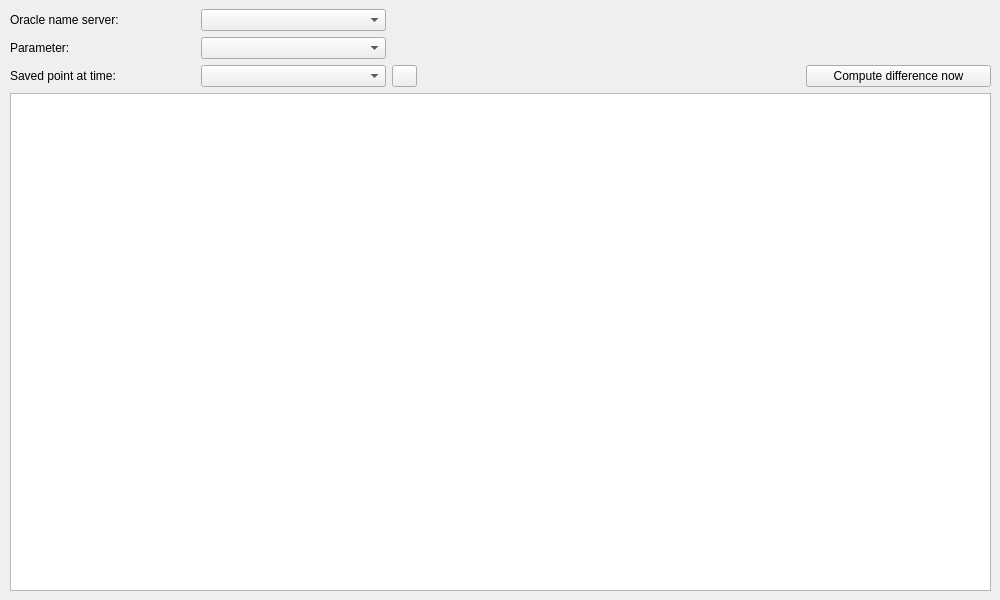
Old version of the form source/qtdesigner/oracle_top_sessions_ui.ui in the repository MValaguz/MGrep.
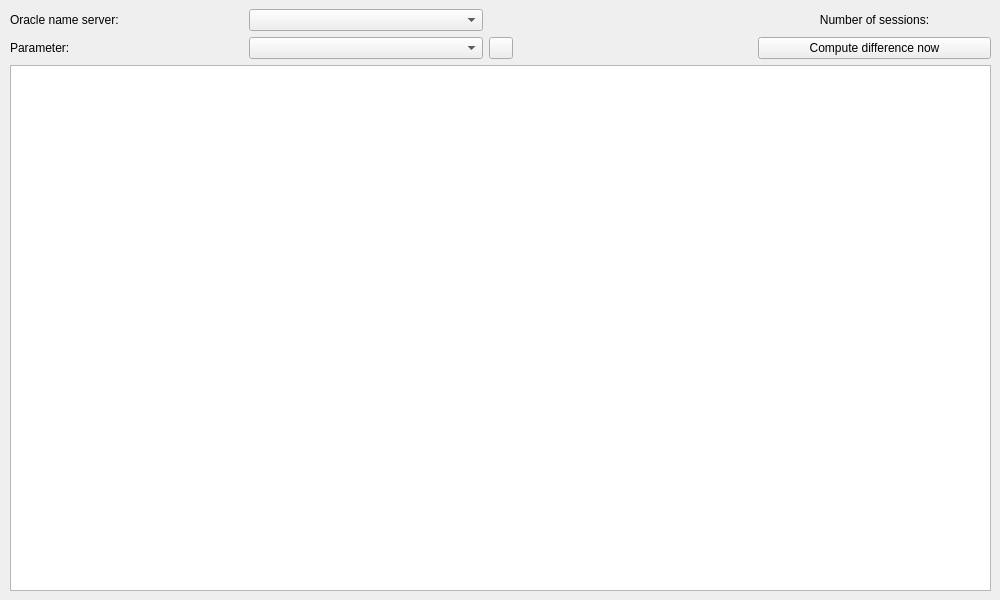
New version of the form. Icons and pictures are not drawn.

```diff
--- a/source/qtdesigner/oracle_top_sessions_ui.ui
+++ b/source/qtdesigner/oracle_top_sessions_ui.ui
@@ -28,6 +28,9 @@
     <property name="leftMargin">
      <number>10</number>
     </property>
+    <item row="4" column="1">
+     <widget class="QComboBox" name="e_server_name"/>
+    </item>
     <item row="4" column="0">
      <widget class="QLabel" name="l_server_name">
       <property name="text">
@@ -38,10 +41,7 @@
       </property>
      </widget>
     </item>
-    <item row="4" column="1">
-     <widget class="QComboBox" name="e_server_name"/>
-    </item>
-    <item row="10" column="0" colspan="6">
+    <item row="10" column="0" colspan="5">
      <widget class="QTableView" name="o_lst1">
       <property name="minimumSize">
        <size>
@@ -73,7 +73,11 @@
      </widget>
     </item>
     <item row="5" column="1">
-     <widget class="QComboBox" name="e_parameter"/>
+     <widget class="QComboBox" name="e_parameter">
+      <property name="toolTip">
+       <string/>
+      </property>
+     </widget>
     </item>
     <item row="5" column="0">
      <widget class="QLabel" name="l_parameter">
@@ -85,40 +89,7 @@
       </property>
      </widget>
     </item>
-    <item row="6" column="0">
-     <widget class="QLabel" name="l_date">
-      <property name="text">
-       <string>Saved point at time:</string>
-      </property>
-      <property name="buddy">
-       <cstring>e_saved_time</cstring>
-      </property>
-     </widget>
-    </item>
-    <item row="6" column="1">
-     <widget class="QComboBox" name="e_saved_time"/>
-    </item>
-    <item row="6" column="2">
-     <widget class="QPushButton" name="b_save_point">
-      <property name="maximumSize">
-       <size>
-        <width>25</width>
-        <height>25</height>
-       </size>
-      </property>
-      <property name="toolTip">
-       <string>Save the actual top sessions situation</string>
-      </property>
-      <property name="text">
-       <string/>
-      </property>
-      <property name="icon">
-       <iconset resource="resource.qrc">
-        <normaloff>:/icons/icons/disk.gif</normaloff>:/icons/icons/disk.gif</iconset>
-      </property>
-     </widget>
-    </item>
-    <item row="6" column="5">
+    <item row="5" column="4">
      <widget class="QPushButton" name="b_calculate">
       <property name="text">
        <string>Compute difference now</string>
@@ -129,6 +100,36 @@
       </property>
      </widget>
     </item>
+    <item row="4" column="4">
+     <widget class="QLabel" name="l_total_sessions">
+      <property name="text">
+       <string>Number of sessions:</string>
+      </property>
+      <property name="alignment">
+       <set>Qt::AlignCenter</set>
+      </property>
+     </widget>
+    </item>
+    <item row="5" column="2">
+     <widget class="QPushButton" name="b_help">
+      <property name="maximumSize">
+       <size>
+        <width>24</width>
+        <height>24</height>
+       </size>
+      </property>
+      <property name="toolTip">
+       <string>Parameter Help</string>
+      </property>
+      <property name="text">
+       <string/>
+      </property>
+      <property name="icon">
+       <iconset resource="resource.qrc">
+        <normaloff>:/icons/icons/help.gif</normaloff>:/icons/icons/help.gif</iconset>
+      </property>
+     </widget>
+    </item>
    </layout>
   </widget>
  </widget>
```
Left out of the diff: 38 changed lines with no effect on the pictures.
